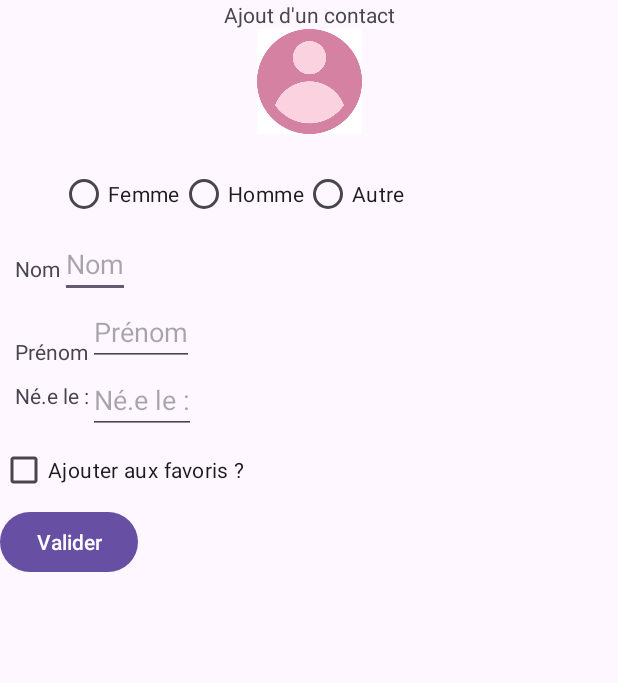
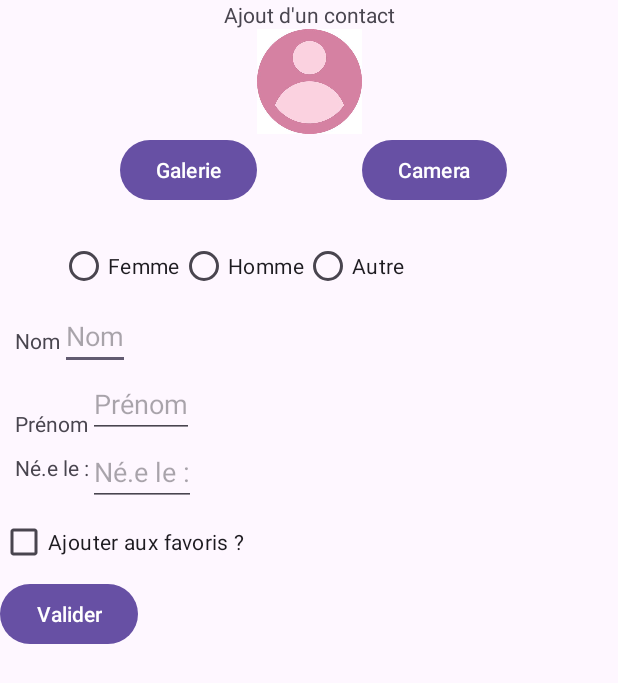
Before and after one commit to fasquelt/Kotlin_TP1, an Android app: the AjoutContact screen opened directly, with no data from a screen before it, on a phone screen of 412 x 824 dp. Shown: the top 683 px of the screen. Run offline under Robolectric (Android 15) with nearby library versions, the phone set to English and light mode, and no system bars.

Commit message:
Ajout des boutons pour la sélection d'image depuis la page

```diff
--- a/app/src/main/java/com/example/tp1/AjoutContact.kt
+++ b/app/src/main/java/com/example/tp1/AjoutContact.kt
@@ -33,7 +33,7 @@ class StartGameDialogFragment : DialogFragment() {
 class AjoutContact : AppCompatActivity() {
 
     private lateinit var binding: ActivityAjoutBinding
-    val myCalendar = Calendar.getInstance()
+    val myCalendar: Calendar = Calendar.getInstance()
 
     override fun onCreate(savedInstanceState: Bundle?) {
         super.onCreate(savedInstanceState)
--- a/app/src/main/res/layout/activity_ajout.xml
+++ b/app/src/main/res/layout/activity_ajout.xml
@@ -27,13 +27,31 @@
         app:layout_constraintTop_toBottomOf="@+id/titre"
         android:contentDescription="@string/alt_image" />
 
+    <Button
+        android:id="@+id/b_gallery"
+        android:layout_width="wrap_content"
+        android:layout_height="wrap_content"
+        android:layout_marginBottom="30dp"
+        android:text="@string/galerie"
+        app:layout_constraintTop_toBottomOf="@id/image"
+        app:layout_constraintEnd_toStartOf="@+id/image"/>
+
+    <Button
+        android:id="@+id/b_camera"
+        android:layout_width="wrap_content"
+        android:layout_height="wrap_content"
+        android:layout_marginBottom="30dp"
+        android:text="@string/camera"
+        app:layout_constraintTop_toBottomOf="@id/image"
+        app:layout_constraintStart_toEndOf="@id/image"/>
+
     <RadioGroup
         android:id="@+id/genre"
         android:layout_width="wrap_content"
         android:layout_height="wrap_content"
         android:orientation="horizontal"
         app:layout_constraintBottom_toTopOf="@+id/nom"
-        app:layout_constraintTop_toBottomOf="@+id/image"
+        app:layout_constraintTop_toBottomOf="@+id/b_gallery"
         app:layout_constraintStart_toEndOf="@+id/nom" >
 
         <RadioButton
--- a/app/src/main/res/values/strings.xml
+++ b/app/src/main/res/values/strings.xml
@@ -14,4 +14,6 @@
     <string name="valider">Valider</string>
     <string name="ajout_de_contact">Accéder à la page d\'ajout</string>
     <string name="demande_prenom">Entrez le prénom du contact</string>
+    <string name="galerie">Galerie</string>
+    <string name="camera">Camera</string>
 </resources>
```
